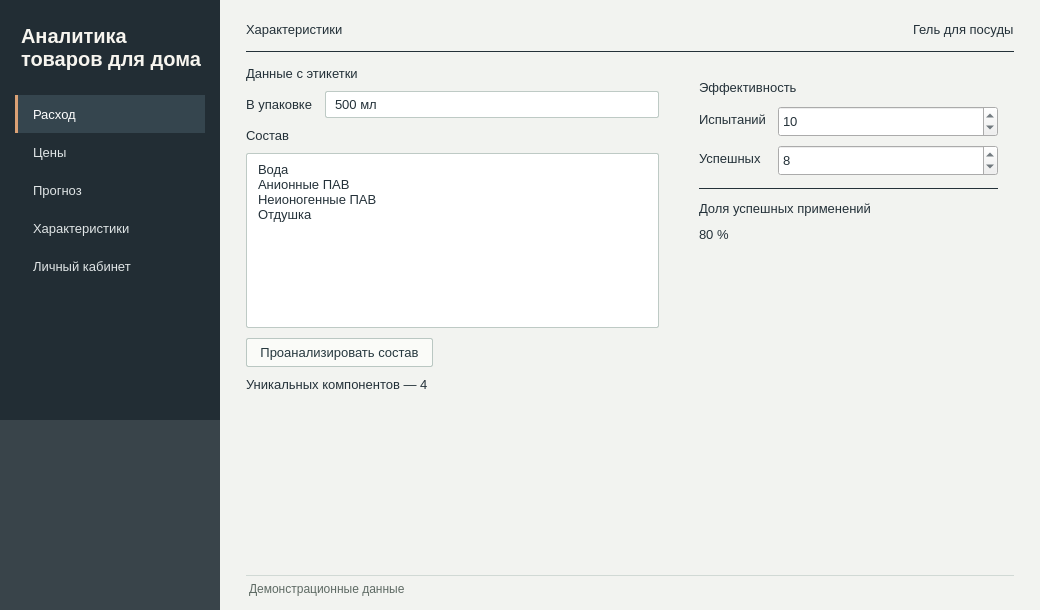
Above: household_goods.ui from Joe6355/_Analytics-for-household-goods before the change. Below: the same form after it.
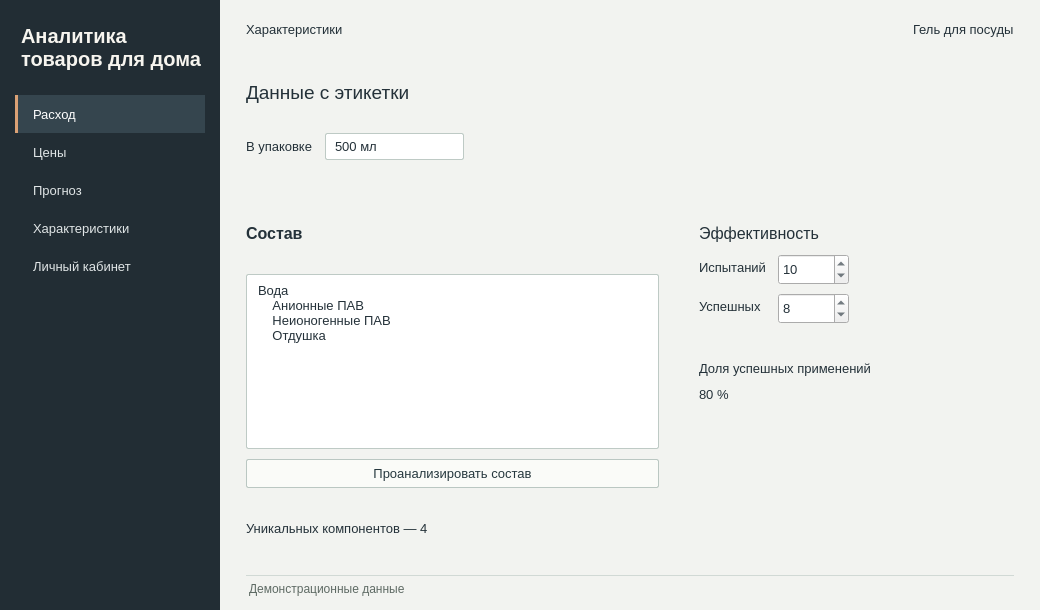
That is the form after the change. The open tabs and pages were chosen to show the change. Icons and pictures are not drawn.

Commit message: сделал: - залил доработанную форму из qt дизайнера - поправил стартовый экран и убрал картинку из меню - добавил описание проекта и шаги для продолжения работы

```diff
--- a/household_goods.ui
+++ b/household_goods.ui
@@ -52,10 +52,6 @@
     border-left-color: #dba175;
     color: #ffffff;
 }
-QFrame#sidebarPhoto {
-    background: #39444a;
-    border-image: url(:/design/kitchen.jpg) 0 0 0 0 stretch stretch;
-}
 QFrame#workspace {
     background: #f2f3f0;
 }
@@ -189,7 +185,7 @@
         <height>16777215</height>
        </size>
       </property>
-      <layout class="QVBoxLayout" name="sidebarLayout">
+      <layout class="QVBoxLayout" name="sidebarLayout" stretch="0,1">
        <property name="spacing">
         <number>0</number>
        </property>
@@ -297,7 +293,10 @@
        <item>
         <spacer name="sidebarSpacer">
          <property name="orientation">
-          <enum>Qt::Orientation::Vertical</enum>
+          <enum>Qt::Vertical</enum>
+         </property>
+         <property name="sizeType">
+          <enum>QSizePolicy::Expanding</enum>
          </property>
          <property name="sizeHint" stdset="0">
           <size>
@@ -307,27 +306,41 @@
          </property>
         </spacer>
        </item>
-       <item>
-        <widget class="QFrame" name="sidebarPhoto">
-         <property name="minimumSize">
-          <size>
-           <width>0</width>
-           <height>190</height>
-          </size>
-         </property>
-         <property name="maximumSize">
-          <size>
-           <width>16777215</width>
-           <height>190</height>
-          </size>
-         </property>
-        </widget>
-       </item>
       </layout>
      </widget>
     </item>
     <item>
      <widget class="QFrame" name="workspace">
+      <layout class="QHBoxLayout" name="workspaceCenterLayout" stretch="1,10000,1">
+       <property name="spacing">
+        <number>0</number>
+       </property>
+       <property name="leftMargin">
+        <number>0</number>
+       </property>
+       <property name="topMargin">
+        <number>0</number>
+       </property>
+       <property name="rightMargin">
+        <number>0</number>
+       </property>
+       <property name="bottomMargin">
+        <number>0</number>
+       </property>
+       <item>
+        <spacer name="workspaceLeftSpacer">
+         <property name="sizeType">
+          <enum>QSizePolicy::Fixed</enum>
+         </property>
+         <property name="sizeHint" stdset="0">
+          <size>
+           <width>0</width>
+           <height>0</height>
+          </size>
+         </property>
+        </spacer>
+       </item>
+       <item>
       <layout class="QVBoxLayout" name="workspaceLayout">
        <property name="spacing">
         <number>9</number>
@@ -346,6 +359,12 @@
        </property>
        <item>
         <widget class="QStackedWidget" name="sectionStack">
+           <property name="maximumSize">
+            <size>
+             <width>960</width>
+             <height>16777215</height>
+            </size>
+           </property>
          <property name="currentIndex">
           <number>0</number>
          </property>
@@ -1367,7 +1386,7 @@
            <item>
             <widget class="QFrame" name="characteristicsRule">
              <property name="frameShape">
-              <enum>QFrame::Shape::HLine</enum>
+                <enum>QFrame::NoFrame</enum>
              </property>
              <property name="role" stdset="0">
               <string>rule</string>
@@ -1380,14 +1399,14 @@
               <number>24</number>
              </property>
              <item>
-              <layout class="QVBoxLayout" name="compositionLayout">
+                <layout class="QVBoxLayout" name="compositionLayout" stretch="0,0,0,0,0,0,1">
                <property name="spacing">
                 <number>10</number>
                </property>
                <item>
                 <widget class="QLabel" name="labelTitle">
                  <property name="text">
-                  <string>Данные с этикетки</string>
+                    <string>&lt;html&gt;&lt;head/&gt;&lt;body&gt;&lt;p&gt;&lt;span style=&quot; font-size:14pt;&quot;&gt;Данные с этикетки&lt;/span&gt;&lt;/p&gt;&lt;/body&gt;&lt;/html&gt;</string>
                  </property>
                  <property name="role" stdset="0">
                   <string>sectionTitle</string>
@@ -1397,7 +1416,7 @@
                <item>
                 <layout class="QFormLayout" name="labelFields">
                  <property name="fieldGrowthPolicy">
-                  <enum>QFormLayout::FieldGrowthPolicy::AllNonFixedFieldsGrow</enum>
+                    <enum>QFormLayout::FieldsStayAtSizeHint</enum>
                  </property>
                  <property name="horizontalSpacing">
                   <number>12</number>
@@ -1427,7 +1446,7 @@
                <item>
                 <widget class="QLabel" name="compositionLabel">
                  <property name="text">
-                  <string>Состав</string>
+                    <string>&lt;html&gt;&lt;head/&gt;&lt;body&gt;&lt;p&gt;&lt;span style=&quot; font-size:12pt; font-weight:600;&quot;&gt;Состав&lt;/span&gt;&lt;/p&gt;&lt;/body&gt;&lt;/html&gt;</string>
                  </property>
                  <property name="buddy">
                   <cstring>compositionInput</cstring>
@@ -1453,13 +1472,13 @@
                  </property>
                  <property name="plainText">
                   <string>Вода
-Анионные ПАВ
-Неионогенные ПАВ
-Отдушка</string>
+    Анионные ПАВ
+    Неионогенные ПАВ
+    Отдушка</string>
                  </property>
                 </widget>
                </item>
-               <item alignment="Qt::AlignmentFlag::AlignLeft">
+                 <item>
                 <widget class="QPushButton" name="analyzeCompositionButton">
                  <property name="text">
                   <string>Проанализировать состав</string>
@@ -1484,8 +1503,8 @@
                </item>
                <item>
                 <spacer name="compositionSpacer">
-                 <property name="orientation">
-                  <enum>Qt::Orientation::Vertical</enum>
+                   <property name="sizeType">
+                    <enum>QSizePolicy::Fixed</enum>
                  </property>
                  <property name="sizeHint" stdset="0">
                   <size>
@@ -1497,8 +1516,16 @@
                </item>
               </layout>
              </item>
-             <item alignment="Qt::AlignmentFlag::AlignTop">
+               <item>
+                <layout class="QVBoxLayout" name="effectivenessSheetColumn" stretch="0,1">
+                 <item>
               <widget class="QFrame" name="effectivenessSheet">
+                   <property name="sizePolicy">
+                    <sizepolicy hsizetype="Preferred" vsizetype="Maximum">
+                     <horstretch>0</horstretch>
+                     <verstretch>0</verstretch>
+                    </sizepolicy>
+                   </property>
                <property name="role" stdset="0">
                 <string>sheet</string>
                </property>
@@ -1521,7 +1548,7 @@
                 <item>
                  <widget class="QLabel" name="effectivenessTitle">
                   <property name="text">
-                   <string>Эффективность</string>
+                       <string>&lt;html&gt;&lt;head/&gt;&lt;body&gt;&lt;p&gt;&lt;span style=&quot; font-size:12pt;&quot;&gt;Эффективность&lt;/span&gt;&lt;/p&gt;&lt;/body&gt;&lt;/html&gt;</string>
                   </property>
                   <property name="role" stdset="0">
                    <string>sectionTitle</string>
@@ -1531,7 +1558,7 @@
                 <item>
                  <layout class="QFormLayout" name="effectivenessFields">
                   <property name="fieldGrowthPolicy">
-                   <enum>QFormLayout::FieldGrowthPolicy::AllNonFixedFieldsGrow</enum>
+                       <enum>QFormLayout::FieldsStayAtSizeHint</enum>
                   </property>
                   <property name="horizontalSpacing">
                    <number>12</number>
@@ -1590,7 +1617,7 @@
                 <item>
                  <widget class="QFrame" name="effectivenessRule">
                   <property name="frameShape">
-                   <enum>QFrame::Shape::HLine</enum>
+                       <enum>QFrame::NoFrame</enum>
                   </property>
                   <property name="role" stdset="0">
                    <string>rule</string>
@@ -1620,6 +1647,21 @@
                </layout>
               </widget>
              </item>
+                 <item>
+                  <spacer name="effectivenessSheetBottomSpacer">
+                   <property name="sizeType">
+                    <enum>QSizePolicy::Fixed</enum>
+                   </property>
+                   <property name="sizeHint" stdset="0">
+                    <size>
+                     <width>0</width>
+                     <height>0</height>
+                    </size>
+                   </property>
+                  </spacer>
+                 </item>
+                </layout>
+               </item>
             </layout>
            </item>
           </layout>
@@ -1841,6 +1883,21 @@
         </widget>
        </item>
       </layout>
+       </item>
+       <item>
+        <spacer name="workspaceRightSpacer">
+         <property name="sizeType">
+          <enum>QSizePolicy::Fixed</enum>
+         </property>
+         <property name="sizeHint" stdset="0">
+          <size>
+           <width>0</width>
+           <height>0</height>
+          </size>
+         </property>
+        </spacer>
+       </item>
+      </layout>
      </widget>
     </item>
    </layout>
```
Left out of the diff: 129 changed lines with no effect on the pictures. Lines whose indentation alone changed are shown as unchanged. The commit also changes 3 other files.
